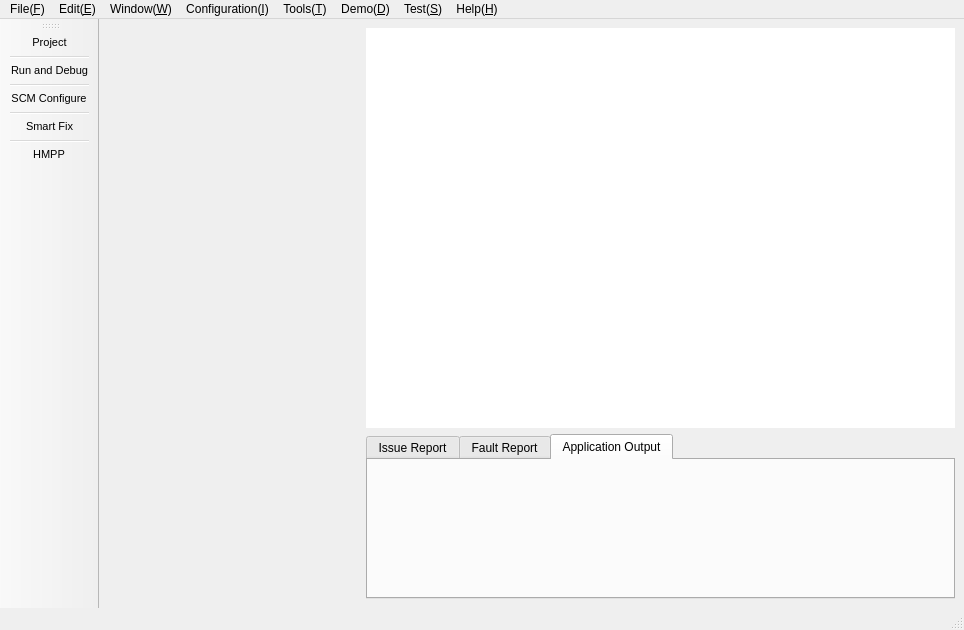
This is mainwindow.ui in fumeshroomXY/HMPP as Qt 5 draws it before an edit. The edited form follows.
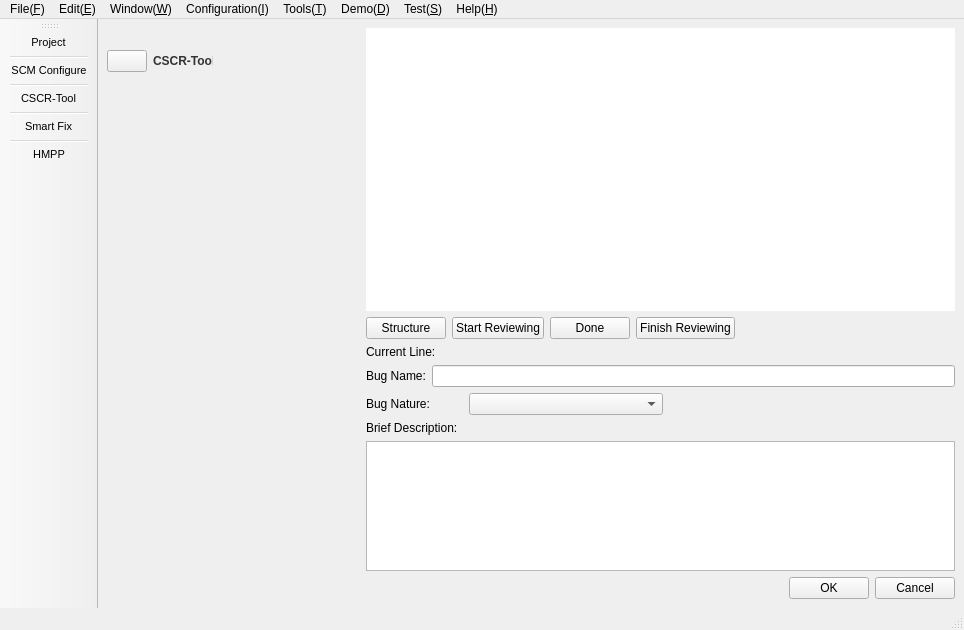
This is the edited form. The open tabs and pages were chosen to show the change. Icons and pictures are not drawn. Custom widgets are drawn as their Qt base class.

Commit message: add the window switch logic of CSCR-Tool

Diff of the .ui file:
```diff
--- a/mainwindow.ui
+++ b/mainwindow.ui
@@ -19,7 +19,7 @@
      <enum>QLayout::SetMinimumSize</enum>
     </property>
     <item>
-     <widget class="QStackedWidget" name="stackedWidget">
+     <widget class="QStackedWidget" name="stackedWidgetLeft">
       <property name="lineWidth">
        <number>0</number>
       </property>
@@ -27,7 +27,7 @@
        <number>0</number>
       </property>
       <property name="currentIndex">
-       <number>1</number>
+       <number>2</number>
       </property>
       <widget class="QWidget" name="pageProject">
        <layout class="QVBoxLayout" name="verticalLayout_2">
@@ -439,7 +439,57 @@
         </item>
        </layout>
       </widget>
-      <widget class="QWidget" name="pageCodeAnalysis"/>
+      <widget class="QWidget" name="pageCodeAnalysis">
+       <widget class="QWidget" name="">
+        <property name="geometry">
+         <rect>
+          <x>0</x>
+          <y>20</y>
+          <width>106</width>
+          <height>26</height>
+         </rect>
+        </property>
+        <layout class="QHBoxLayout" name="horizontalLayout_12">
+         <item>
+          <widget class="QPushButton" name="pushButton_11">
+           <property name="sizePolicy">
+            <sizepolicy hsizetype="Fixed" vsizetype="Fixed">
+             <horstretch>0</horstretch>
+             <verstretch>0</verstretch>
+            </sizepolicy>
+           </property>
+           <property name="baseSize">
+            <size>
+             <width>16</width>
+             <height>16</height>
+            </size>
+           </property>
+           <property name="text">
+            <string/>
+           </property>
+           <property name="icon">
+            <iconset resource="ui_images.qrc">
+             <normaloff>:/images/toolbar_images/codeanalysis.png</normaloff>:/images/toolbar_images/codeanalysis.png</iconset>
+           </property>
+          </widget>
+         </item>
+         <item>
+          <widget class="QLabel" name="label_9">
+           <property name="styleSheet">
+            <string notr="true">
+    font-family: 'Verdana', sans-serif; /* Font type */
+    font-size: 12px; /* Font size */
+    color: #333333; /* Text color */
+    font-weight: bold; /* Make the text bold */</string>
+           </property>
+           <property name="text">
+            <string>CSCR-Tool</string>
+           </property>
+          </widget>
+         </item>
+        </layout>
+       </widget>
+      </widget>
       <widget class="QWidget" name="pageHMPP">
        <layout class="QGridLayout" name="gridLayout_2">
         <property name="leftMargin">
@@ -751,7 +801,7 @@
      </widget>
     </item>
     <item>
-     <layout class="QVBoxLayout" name="verticalLayout" stretch="0,1">
+     <layout class="QVBoxLayout" name="verticalLayout" stretch="1,1">
       <item>
        <widget class="QMdiArea" name="mdiArea">
         <property name="verticalScrollBarPolicy">
@@ -790,9 +840,31 @@
        </widget>
       </item>
       <item>
+       <widget class="QStackedWidget" name="stackedWidgetRightDown">
+        <property name="currentIndex">
+         <number>1</number>
+        </property>
+        <widget class="QWidget" name="page">
+         <layout class="QGridLayout" name="gridLayout_6">
+          <property name="leftMargin">
+           <number>0</number>
+          </property>
+          <property name="topMargin">
+           <number>0</number>
+          </property>
+          <property name="rightMargin">
+           <number>0</number>
+          </property>
+          <property name="bottomMargin">
+           <number>0</number>
+          </property>
+          <item row="0" column="0">
        <widget class="QTabWidget" name="tabProgramOutput">
         <property name="currentIndex">
-         <number>0</number>
+             <number>2</number>
+            </property>
+            <property name="tabBarAutoHide">
+             <bool>false</bool>
         </property>
         <widget class="QWidget" name="tabDebug">
          <attribute name="title">
@@ -951,8 +1023,175 @@
         </widget>
         <widget class="QWidget" name="tabAppOutput">
          <attribute name="title">
-          <string>Application Output</string>
-         </attribute>
+              <string>App Output</string>
+             </attribute>
+             <layout class="QGridLayout" name="gridLayout_5"/>
+            </widget>
+           </widget>
+          </item>
+         </layout>
+        </widget>
+        <widget class="QWidget" name="page_2">
+         <layout class="QGridLayout" name="gridLayout_7">
+          <property name="leftMargin">
+           <number>0</number>
+          </property>
+          <property name="topMargin">
+           <number>0</number>
+          </property>
+          <property name="rightMargin">
+           <number>0</number>
+          </property>
+          <property name="bottomMargin">
+           <number>0</number>
+          </property>
+          <item row="0" column="0">
+           <layout class="QVBoxLayout" name="verticalLayout_11">
+            <item>
+             <layout class="QHBoxLayout" name="horizontalLayout_8">
+              <item>
+               <widget class="QPushButton" name="pushButton">
+                <property name="text">
+                 <string>Structure</string>
+                </property>
+               </widget>
+              </item>
+              <item>
+               <widget class="QPushButton" name="pushButton_6">
+                <property name="text">
+                 <string>Start Reviewing</string>
+                </property>
+               </widget>
+              </item>
+              <item>
+               <widget class="QPushButton" name="pushButton_7">
+                <property name="text">
+                 <string>Done</string>
+                </property>
+               </widget>
+              </item>
+              <item>
+               <widget class="QPushButton" name="pushButton_8">
+                <property name="text">
+                 <string>Finish Reviewing</string>
+                </property>
+               </widget>
+              </item>
+              <item>
+               <spacer name="horizontalSpacer_2">
+                <property name="orientation">
+                 <enum>Qt::Horizontal</enum>
+                </property>
+                <property name="sizeHint" stdset="0">
+                 <size>
+                  <width>40</width>
+                  <height>20</height>
+                 </size>
+                </property>
+               </spacer>
+              </item>
+             </layout>
+            </item>
+            <item>
+             <layout class="QVBoxLayout" name="verticalLayout_10">
+              <item>
+               <widget class="QLabel" name="label_5">
+                <property name="text">
+                 <string>Current Line: </string>
+                </property>
+               </widget>
+              </item>
+              <item>
+               <layout class="QHBoxLayout" name="horizontalLayout_9">
+                <item>
+                 <widget class="QLabel" name="label_6">
+                  <property name="text">
+                   <string>Bug Name:</string>
+                  </property>
+                 </widget>
+                </item>
+                <item>
+                 <widget class="QLineEdit" name="lineEdit_2"/>
+                </item>
+               </layout>
+              </item>
+              <item>
+               <layout class="QHBoxLayout" name="horizontalLayout_10" stretch="1,2,3">
+                <item>
+                 <widget class="QLabel" name="label_7">
+                  <property name="text">
+                   <string>Bug Nature:</string>
+                  </property>
+                 </widget>
+                </item>
+                <item>
+                 <widget class="QComboBox" name="comboBox"/>
+                </item>
+                <item>
+                 <spacer name="horizontalSpacer_3">
+                  <property name="orientation">
+                   <enum>Qt::Horizontal</enum>
+                  </property>
+                  <property name="sizeHint" stdset="0">
+                   <size>
+                    <width>40</width>
+                    <height>20</height>
+                   </size>
+                  </property>
+                 </spacer>
+                </item>
+               </layout>
+              </item>
+              <item>
+               <layout class="QVBoxLayout" name="verticalLayout_9">
+                <item>
+                 <widget class="QLabel" name="label_8">
+                  <property name="text">
+                   <string>Brief Description:</string>
+                  </property>
+                 </widget>
+                </item>
+                <item>
+                 <widget class="QTextEdit" name="textEdit"/>
+                </item>
+               </layout>
+              </item>
+              <item>
+               <layout class="QHBoxLayout" name="horizontalLayout_11">
+                <item>
+                 <spacer name="horizontalSpacer">
+                  <property name="orientation">
+                   <enum>Qt::Horizontal</enum>
+                  </property>
+                  <property name="sizeHint" stdset="0">
+                   <size>
+                    <width>40</width>
+                    <height>20</height>
+                   </size>
+                  </property>
+                 </spacer>
+                </item>
+                <item>
+                 <widget class="QPushButton" name="pushButton_9">
+                  <property name="text">
+                   <string>OK</string>
+                  </property>
+                 </widget>
+                </item>
+                <item>
+                 <widget class="QPushButton" name="pushButton_10">
+                  <property name="text">
+                   <string>Cancel</string>
+                  </property>
+                 </widget>
+                </item>
+               </layout>
+              </item>
+             </layout>
+            </item>
+           </layout>
+          </item>
+         </layout>
         </widget>
        </widget>
       </item>
@@ -1033,10 +1272,12 @@
     <property name="title">
      <string>Tools(&amp;T)</string>
     </property>
-    <addaction name="runDebugAct"/>
+    <addaction name="cscrToolAct"/>
     <addaction name="codeAnalysisAct"/>
     <addaction name="hmppAct"/>
     <addaction name="specBuildAct"/>
+    <addaction name="actionLoad_Review_Report"/>
+    <addaction name="actionGenerate_Review_Report"/>
    </widget>
    <widget class="QMenu" name="menuTest">
     <property name="title">
@@ -1129,10 +1370,10 @@
    </attribute>
    <addaction name="projectShowAct"/>
    <addaction name="separator"/>
-   <addaction name="runDebugAct"/>
-   <addaction name="separator"/>
    <addaction name="codeAnalysisAct"/>
    <addaction name="separator"/>
+   <addaction name="cscrToolAct"/>
+   <addaction name="separator"/>
    <addaction name="codePredictAct"/>
    <addaction name="separator"/>
    <addaction name="hmppAct"/>
@@ -1372,16 +1613,16 @@
     <string>Show the project framework</string>
    </property>
   </action>
-  <action name="runDebugAct">
+  <action name="cscrToolAct">
    <property name="icon">
     <iconset resource="ui_images.qrc">
-     <normaloff>:/images/toolbar_images/rundebug.png</normaloff>:/images/toolbar_images/rundebug.png</iconset>
+     <normaloff>:/images/toolbar_images/codeanalysis.png</normaloff>:/images/toolbar_images/codeanalysis.png</iconset>
    </property>
    <property name="text">
-    <string>Run and Debug</string>
+    <string>CSCR-Tool</string>
    </property>
    <property name="toolTip">
-    <string>Run and Debug</string>
+    <string>CSCR-Tool</string>
    </property>
   </action>
   <action name="codeAnalysisAct">
@@ -1459,7 +1700,7 @@
   <action name="codePredictAct">
    <property name="icon">
     <iconset resource="ui_images.qrc">
-     <normaloff>:/images/toolbar_images/codeanalysis.png</normaloff>:/images/toolbar_images/codeanalysis.png</iconset>
+     <normaloff>:/images/toolbar_images/rundebug.png</normaloff>:/images/toolbar_images/rundebug.png</iconset>
    </property>
    <property name="text">
     <string>Smart Fix</string>
@@ -1491,6 +1732,16 @@
     <string>Build Project From Specification</string>
    </property>
   </action>
+  <action name="actionLoad_Review_Report">
+   <property name="text">
+    <string>Load Review Report</string>
+   </property>
+  </action>
+  <action name="actionGenerate_Review_Report">
+   <property name="text">
+    <string>Generate Review Report</string>
+   </property>
+  </action>
  </widget>
  <customwidgets>
   <customwidget>
```
Lines whose indentation alone changed are shown as unchanged. The commit also changes 44 other files.
